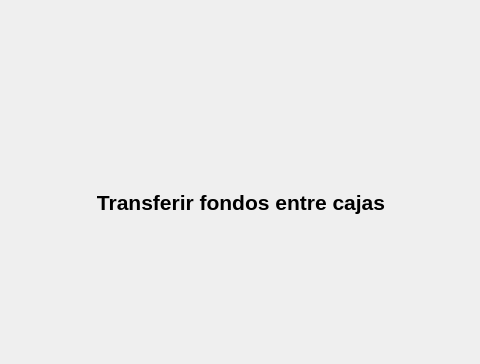
This is trunk/plugins/caja/formtransferirbase.ui in chungote/gestotux as Qt 5 draws it before an edit; both pictures show x 103 to 583 and y 0 to 364 of the 688 by 527 pixel window. The edited form follows.
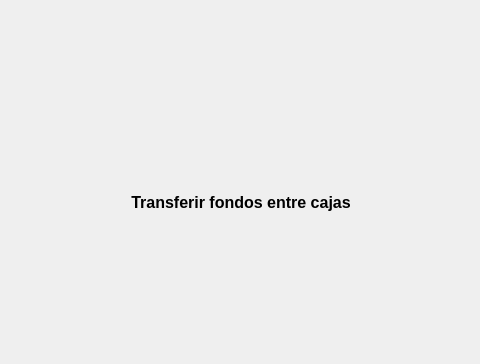
This is the edited form.

Commit message: Arreglado problema de limitación de cantidad a ingresar en los DSB de los formularios de caja.

What changed in the file:
```diff
--- a/trunk/plugins/caja/formtransferirbase.ui
+++ b/trunk/plugins/caja/formtransferirbase.ui
@@ -20,11 +20,11 @@
       <string>&lt;!DOCTYPE HTML PUBLIC &quot;-//W3C//DTD HTML 4.0//EN&quot; &quot;http://www.w3.org/TR/REC-html40/strict.dtd&quot;&gt;
 &lt;html&gt;&lt;head&gt;&lt;meta name=&quot;qrichtext&quot; content=&quot;1&quot; /&gt;&lt;style type=&quot;text/css&quot;&gt;
 p, li { white-space: pre-wrap; }
-&lt;/style&gt;&lt;/head&gt;&lt;body style=&quot; font-family:'Sans Serif'; font-size:10pt; font-weight:400; font-style:normal;&quot;&gt;
-&lt;table style=&quot;-qt-table-type: root; margin-top:4px; margin-bottom:4px; margin-left:4px; margin-right:4px;&quot;&gt;
+&lt;/style&gt;&lt;/head&gt;&lt;body style=&quot; font-family:'DejaVu Serif'; font-size:10pt; font-weight:400; font-style:normal;&quot;&gt;
+&lt;table border=&quot;0&quot; style=&quot;-qt-table-type: root; margin-top:4px; margin-bottom:4px; margin-left:4px; margin-right:4px;&quot;&gt;
 &lt;tr&gt;
 &lt;td style=&quot;border: none;&quot;&gt;
-&lt;p align=&quot;center&quot; style=&quot; margin-top:0px; margin-bottom:0px; margin-left:0px; margin-right:0px; -qt-block-indent:0; text-indent:0px;&quot;&gt;&lt;span style=&quot; font-size:16pt; font-weight:600;&quot;&gt;Transferir fondos entre cajas&lt;/span&gt;&lt;/p&gt;&lt;/td&gt;&lt;/tr&gt;&lt;/table&gt;&lt;/body&gt;&lt;/html&gt;</string>
+&lt;p align=&quot;center&quot; style=&quot; margin-top:0px; margin-bottom:0px; margin-left:0px; margin-right:0px; -qt-block-indent:0; text-indent:0px;&quot;&gt;&lt;span style=&quot; font-family:'Sans Serif'; font-size:12pt; font-weight:600;&quot;&gt;Transferir fondos entre cajas&lt;/span&gt;&lt;/p&gt;&lt;/td&gt;&lt;/tr&gt;&lt;/table&gt;&lt;/body&gt;&lt;/html&gt;</string>
      </property>
     </widget>
    </item>
```
Left out of the diff: 6 changed lines with no effect on the pictures. The commit also changes 5 other files.
